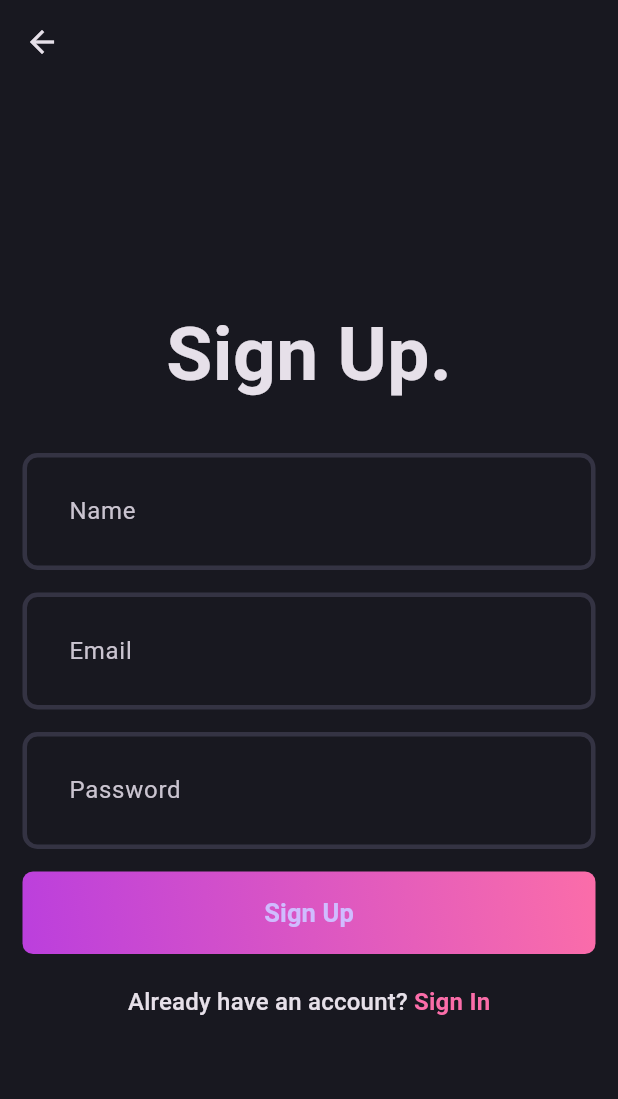
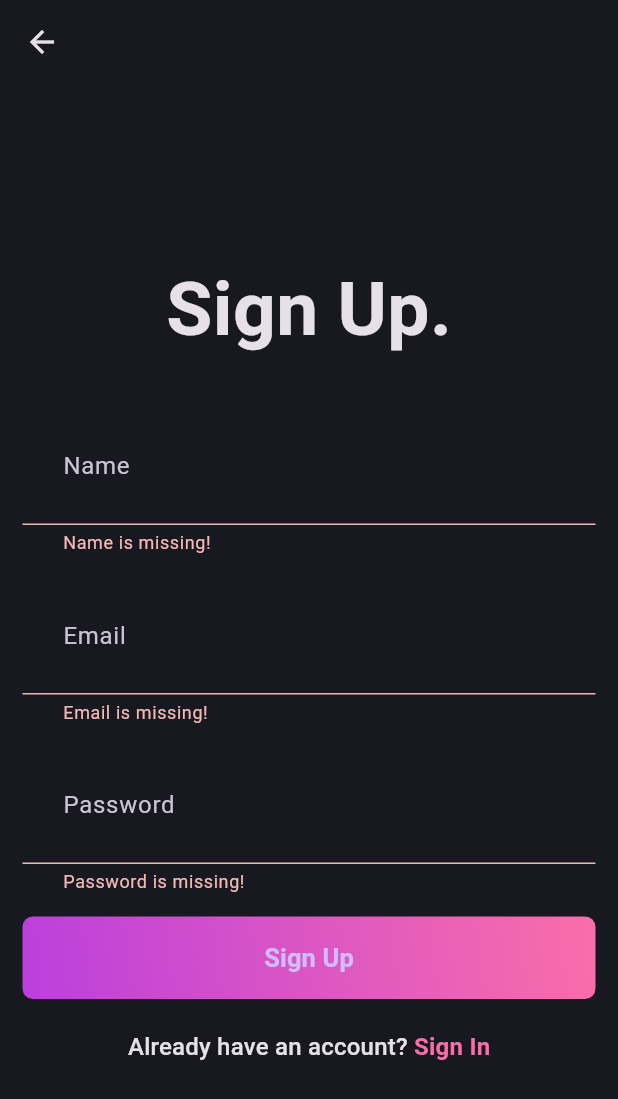
Before and after one commit to malachieborohoul/blog_app, a Flutter app: the SignupPage screen opened directly, after a tap on "Sign Up", on a phone screen of 412 x 824 dp. Shown: the top 1099 px of the screen. Run offline on Flutter 3.47's test engine with Material 3 defaults, Android fonts, the phone set to English and light mode, and no system bars; our stand-ins replace flutter_bloc, fpdart, get_it, supabase_flutter; accounts and stored records are empty.

Commit message:
Created bloc and completed signUp

```diff
--- /dev/null
+++ b/devtools_options.yaml
@@ -0,0 +1,3 @@
+description: This file stores settings for Dart & Flutter DevTools.
+documentation: https://docs.flutter.dev/tools/devtools/extensions#configure-extension-enablement-states
+extensions:
--- a/lib/core/usecase/usecase.dart
+++ b/lib/core/usecase/usecase.dart
@@ -1,4 +1,4 @@
-import 'package:blog_app/utils/typedef.dart';
+import 'package:blog_app/core/utils/typedef.dart';
 
 abstract interface class Usecase<SuccessType, Params> {
   ResultFuture<SuccessType> call(Params params);
--- /dev/null
+++ b/lib/features/auth/data/models/user_model.dart
@@ -0,0 +1,42 @@
+import 'dart:convert';
+
+import 'package:blog_app/features/auth/domain/entities/user.dart';
+
+class UserModel extends User {
+  UserModel({required super.id, required super.email, required super.name, });
+
+
+
+  Map<String, dynamic> toMap() {
+    return <String, dynamic>{
+      'id': id,
+      'name': name,
+      'email': email,
+    };
+  }
+
+  factory UserModel.fromMap(Map<String, dynamic> map) {
+    return UserModel(
+      id: map['id'] as String,
+      name: map['name'] as String,
+      email: map['email'] as String,
+    );
+  }
+
+  String toJson() => json.encode(toMap());
+
+  factory UserModel.fromJson(String source) =>
+      UserModel.fromMap(json.decode(source) as Map<String, dynamic>);
+
+  User copyWith({
+    String? id,
+    String? name,
+    String? email,
+  }) {
+    return UserModel(
+      id: id ?? this.id,
+      name: name ?? this.name,
+      email: email ?? this.email,
+    );
+  }
+}
--- /dev/null
+++ b/lib/features/auth/domain/entities/user.dart
@@ -0,0 +1,11 @@
+// ignore_for_file: public_member_api_docs, sort_constructors_first
+
+class User {
+  final String id;
+  final String name;
+  final String email;
+
+  User({required this.id, required this.name, required this.email, });
+
+
+}
--- /dev/null
+++ b/lib/features/auth/presentation/bloc/auth_bloc.dart
@@ -0,0 +1,23 @@
+import 'package:blog_app/features/auth/domain/entities/user.dart';
+import 'package:blog_app/features/auth/domain/usecases/user_sign_up.dart';
+import 'package:flutter/material.dart';
+import 'package:flutter_bloc/flutter_bloc.dart';
+
+part 'auth_event.dart';
+part 'auth_state.dart';
+
+class AuthBloc extends Bloc<AuthEvent, AuthState> {
+  final UserSignUp _userSignUp;
+  AuthBloc({required UserSignUp userSignUp})
+      : _userSignUp = userSignUp,
+        super(AuthInitial()) {
+    on<AuthSignUp>((event, emit) async {
+      emit(AuthLoading());
+      final res = await _userSignUp(UserSignUpParams(
+          email: event.email, name: event.name, password: event.password));
+
+      res.fold(
+          (l) => emit(AuthFailure(l.message)), (r) => emit(AuthSuccess(r)));
+    });
+  }
+}
--- /dev/null
+++ b/lib/features/auth/presentation/bloc/auth_event.dart
@@ -0,0 +1,12 @@
+part of 'auth_bloc.dart';
+
+@immutable
+sealed class AuthEvent {}
+
+final class AuthSignUp extends AuthEvent {
+  final String email;
+  final String password;
+  final String name;
+
+  AuthSignUp({required this.email, required this.password, required this.name});
+}
--- /dev/null
+++ b/lib/features/auth/presentation/bloc/auth_state.dart
@@ -0,0 +1,20 @@
+part of 'auth_bloc.dart';
+
+@immutable
+sealed class AuthState {}
+
+final class AuthInitial extends AuthState {}
+
+final class AuthLoading extends AuthState {}
+
+final class AuthSuccess extends AuthState {
+  final User user;
+
+  AuthSuccess(this.user);
+}
+
+final class AuthFailure extends AuthState {
+  final String message;
+
+  AuthFailure(this.message);
+}
--- a/lib/features/auth/presentation/pages/login_page.dart
+++ b/lib/features/auth/presentation/pages/login_page.dart
@@ -56,8 +56,8 @@ class _LoginPageState extends State<LoginPage> {
               const SizedBox(
                 height: 15,
               ),
-              const AuthGradientButton(
-                buttonText: 'Sign In',
+               AuthGradientButton(
+                buttonText: 'Sign In', onPressed: () {  },
               ),
               const SizedBox(
                 height: 20,
--- a/lib/features/auth/presentation/pages/signup_page.dart
+++ b/lib/features/auth/presentation/pages/signup_page.dart
@@ -1,8 +1,12 @@
+import 'package:blog_app/core/common/widgets/loader.dart';
 import 'package:blog_app/core/theme/app_palette.dart';
+import 'package:blog_app/core/utils/show_snackbar.dart';
+import 'package:blog_app/features/auth/presentation/bloc/auth_bloc.dart';
 import 'package:blog_app/features/auth/presentation/pages/login_page.dart';
 import 'package:blog_app/features/auth/presentation/widgets/auth_field.dart';
 import 'package:blog_app/features/auth/presentation/widgets/auth_gradient_button.dart';
 import 'package:flutter/material.dart';
+import 'package:flutter_bloc/flutter_bloc.dart';
 
 class SignupPage extends StatefulWidget {
   static route() => MaterialPageRoute(builder: (context) => const SignupPage());
@@ -32,7 +36,17 @@ class _SignupPageState extends State<SignupPage> {
       appBar: AppBar(),
       body: Padding(
         padding: const EdgeInsets.all(15),
-        child: Form(
+        child: BlocConsumer<AuthBloc, AuthState>(
+          listener: (context, state) {
+            if (state is AuthFailure) {
+              showSnackBar(context, state.message);
+            }
+          },
+          builder: (context, state) {
+            if (state is AuthLoading) {
+              return const Loader();
+            }
+            return Form(
               key: formKey,
               child: Column(
                 mainAxisAlignment: MainAxisAlignment.center,
@@ -66,17 +80,23 @@ class _SignupPageState extends State<SignupPage> {
                   const SizedBox(
                     height: 15,
                   ),
-              const AuthGradientButton(
+                  AuthGradientButton(
                     buttonText: 'Sign Up',
+                    onPressed: () {
+                      if (formKey.currentState!.validate()) {
+                        context.read<AuthBloc>().add(AuthSignUp(
+                            email: emailController.text.trim(),
+                            password: passwordController.text.trim(),
+                            name: nameController.text.trim()));
+                      }
+                    },
                   ),
                   const SizedBox(
                     height: 20,
                   ),
                   GestureDetector(
                     onTap: () {
-                  Navigator.push(
-                      context,
-                      LoginPage.route());
+                      Navigator.push(context, LoginPage.route());
                     },
                     child: RichText(
                       text: TextSpan(
@@ -96,6 +116,8 @@ class _SignupPageState extends State<SignupPage> {
                   )
                 ],
               ),
+            );
+          },
         ),
       ),
     );
--- a/lib/features/auth/presentation/widgets/auth_gradient_button.dart
+++ b/lib/features/auth/presentation/widgets/auth_gradient_button.dart
@@ -3,7 +3,8 @@ import 'package:flutter/material.dart';
 
 class AuthGradientButton extends StatelessWidget {
   final String buttonText;
-  const AuthGradientButton({super.key, required this.buttonText});
+  final VoidCallback onPressed;
+  const AuthGradientButton({super.key, required this.buttonText, required this.onPressed});
 
   @override
   Widget build(BuildContext context) {
@@ -22,8 +23,8 @@ class AuthGradientButton extends StatelessWidget {
                 395,
                 55,
               )),
-          onPressed: () {},
-          child:  Text(
+          onPressed: onPressed,
+          child: Text(
             buttonText,
             style: const TextStyle(fontSize: 17, fontWeight: FontWeight.w600),
           )),
--- a/pubspec.yaml
+++ b/pubspec.yaml
@@ -37,6 +37,8 @@ dependencies:
   cupertino_icons: ^1.0.8
   fpdart: ^1.1.0
   supabase_flutter: ^2.6.0
+  flutter_bloc: ^8.1.6
+  get_it: ^7.7.0
 
 dev_dependencies:
   flutter_test:
```
Also changed, not shown: lib/core/common/widgets/loader.dart (added, +12 -0 lines), lib/core/utils/show_snackbar.dart (added, +7 -0 lines), lib/features/auth/data/datasources/auth_remote_data_source.dart (+6 -5 lines), lib/features/auth/data/repositories/auth_repository_impl.dart (+15 -8 lines), lib/features/auth/domain/repositories/auth_repository.dart (+4 -3 lines), lib/features/auth/domain/usecases/user_sign_up.dart (+6 -4 lines), lib/init_dependencies.dart (added, +33 -0 lines), lib/main.dart (+10 -8 lines), lib/core/utils/typedef.dart (renamed from lib/utils/typedef.dart), pubspec.lock. Lines whose indentation alone changed are shown as unchanged.
